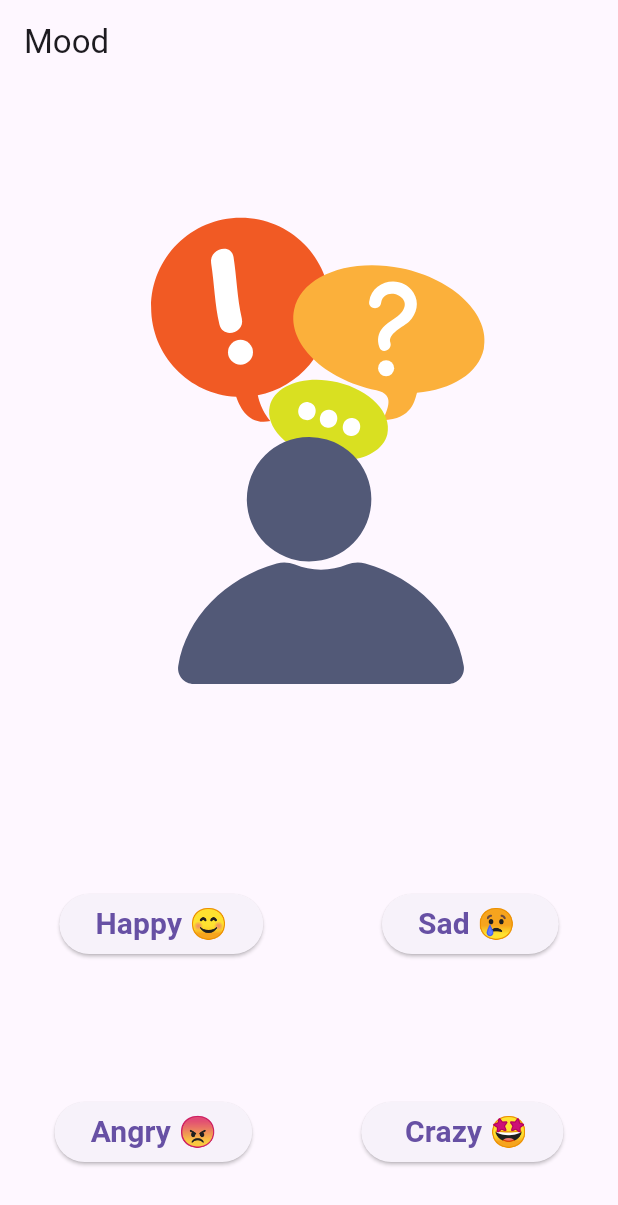
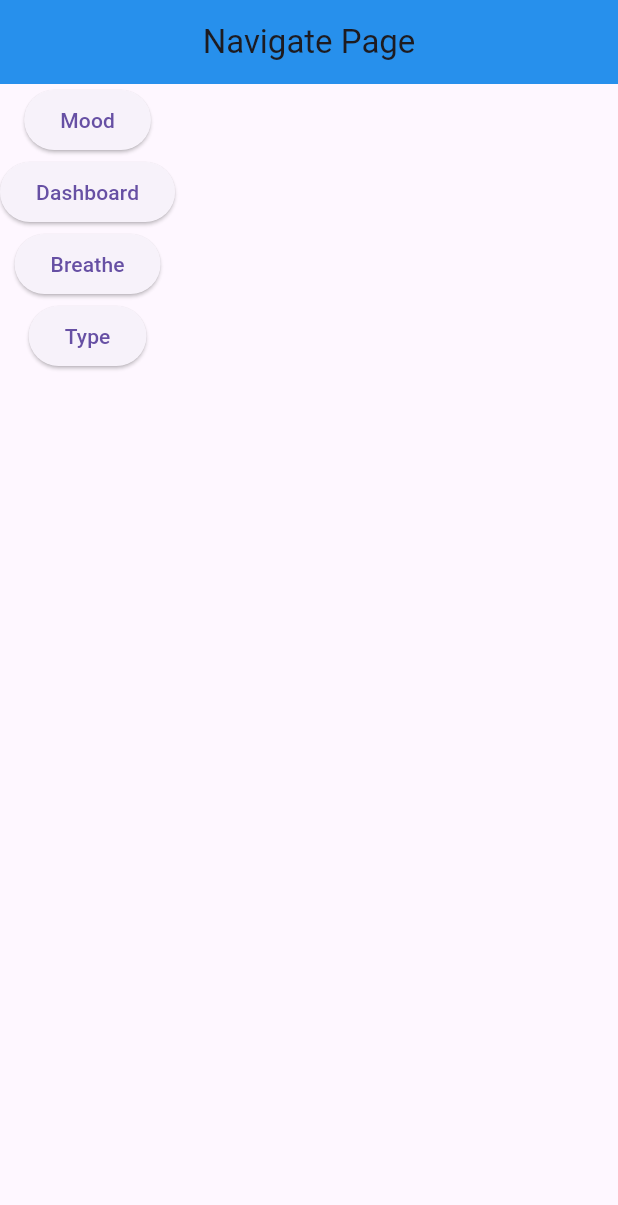
Before and after one commit to racchittt/gen_ai, a Flutter app: the screen it shows after launch, on a phone screen of 412 x 824 dp. Shown: the top 1205 px of the screen. Run offline on Flutter 3.47's test engine with Material 3 defaults, Android fonts, the phone set to English and light mode, and no system bars; our stand-ins replace google_fonts, lottie.

Commit message:
navigator

```diff
--- /dev/null
+++ b/lib/pages/navigate.dart
@@ -0,0 +1,55 @@
+import 'package:flutter/material.dart';
+import 'package:gen_ai/pages/breathe.dart';
+import 'package:gen_ai/pages/dashboard.dart';
+import 'package:gen_ai/pages/mood.dart';
+import 'package:gen_ai/pages/type.dart';
+
+class Navigate extends StatefulWidget {
+  const Navigate({super.key});
+
+  @override
+  State<Navigate> createState() => _NavigateState();
+}
+
+class _NavigateState extends State<Navigate> {
+  @override
+  Widget build(BuildContext context) {
+    return Scaffold(
+      appBar: AppBar(
+        title: Text('Navigate Page'), // Title of the AppBar
+        centerTitle: true, // Center the title
+        backgroundColor: Colors.blue, // Background color of the AppBar
+        elevation: 4.0, // Shadow effect of the AppBar
+      ),
+      body: Container(
+        child: Column(
+          children: [
+            ElevatedButton(onPressed: onMood, child: Text('Mood')),
+            ElevatedButton(onPressed: onDash, child: Text('Dashboard')),
+            ElevatedButton(onPressed: onBreathe, child: Text('Breathe')),
+            ElevatedButton(onPressed: onType, child: Text('Type')),
+          ],
+        ),
+      ),
+    );
+  }
+
+  void onMood() {
+    Navigator.push(
+        context, MaterialPageRoute(builder: (context) => MoodScreen()));
+  }
+
+  void onBreathe() {
+    Navigator.push(
+        context, MaterialPageRoute(builder: (context) => BreathingScreen()));
+  }
+
+  void onDash() {
+    Navigator.push(
+        context, MaterialPageRoute(builder: (context) => DashboardPage()));
+  }
+
+  void onType() {
+    Navigator.push(context, MaterialPageRoute(builder: (context) => Type()));
+  }
+}
```
Also changed, not shown: lib/main.dart (+2 -15 lines).
